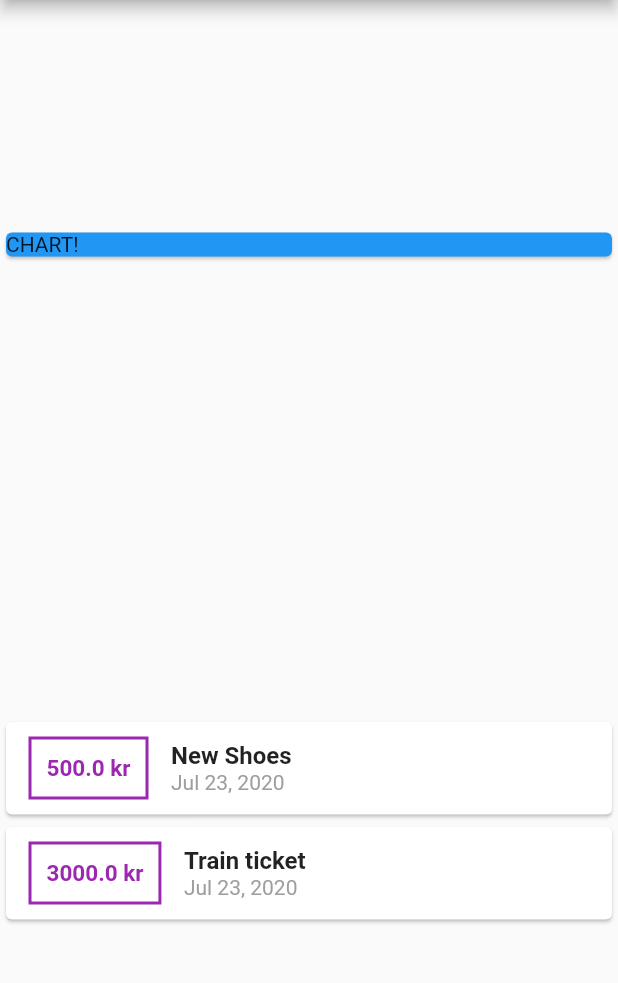
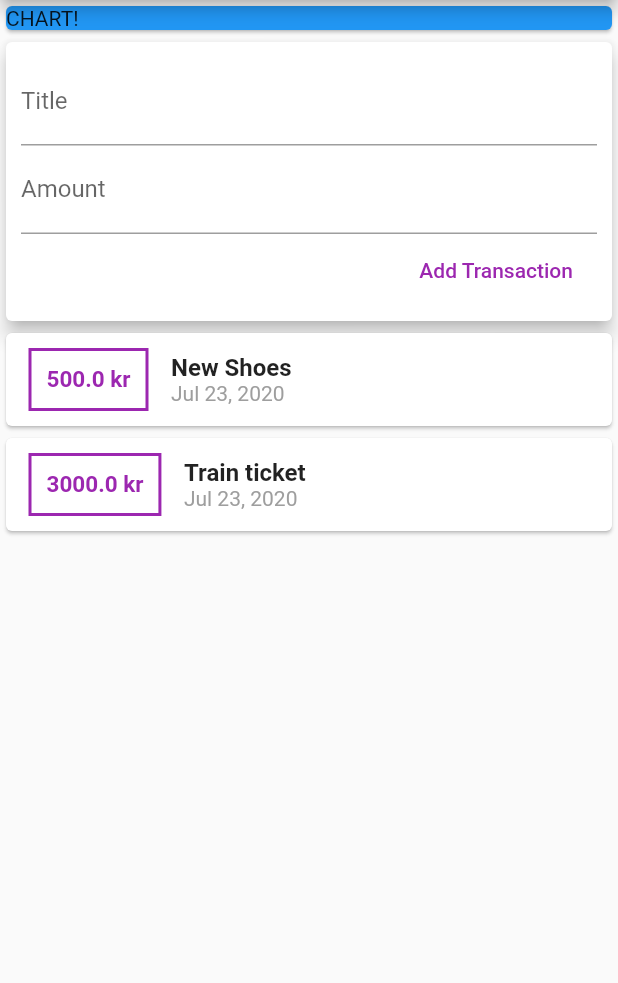
Before and after one commit to emtalen/expense_planner, a Flutter app: the screen it shows after launch, on a phone screen of 412 x 824 dp, the part 84-1067 px from its top. Run offline on Flutter 3.47's test engine with Material 2 defaults, Android fonts, the phone set to English and light mode, and no system bars.

Commit message:
dividing the main file into several widgets to be able to manage state easier

```diff
--- a/lib/main.dart
+++ b/lib/main.dart
@@ -1,6 +1,5 @@
+import 'package:expense_planner/widgets/user_transactions.dart';
 import 'package:flutter/material.dart';
-import './transation.dart';
-import 'package:intl/intl.dart';
 
 void main() => runApp(MyApp());
 
@@ -15,21 +14,6 @@ class MyApp extends StatelessWidget {
 }
 
 class MyHomePage extends StatelessWidget {
-  final List<Transaction> transactions = [
-    Transaction(
-      id: '1',
-      title: 'New Shoes',
-      amount: 500,
-      date: DateTime.now(),
-    ),
-    Transaction(
-      id: '2',
-      title: 'Train ticket',
-      amount: 3000,
-      date: DateTime.now(),
-    ),
-  ];
-
   @override
   Widget build(BuildContext context) {
     return Scaffold(
@@ -37,7 +21,6 @@ class MyHomePage extends StatelessWidget {
         title: Text('Expense Planner'),
       ),
       body: Column(
-        mainAxisAlignment: MainAxisAlignment.spaceAround,
         crossAxisAlignment: CrossAxisAlignment.stretch,
         children: [
           Container(
@@ -47,53 +30,7 @@ class MyHomePage extends StatelessWidget {
               child: Container(width: 100, child: Text('CHART!')),
             ),
           ),
-          Column(
-            children: transactions.map(
-              (trans) {
-                return Card(
-                  child: Row(
-                    children: [
-                      Container(
-                        margin: EdgeInsets.symmetric(
-                          vertical: 10,
-                          horizontal: 15,
-                        ),
-                        decoration: BoxDecoration(
-                          border: Border.all(
-                            color: Colors.purple,
-                            width: 2,
-                          ),
-                        ),
-                        padding: EdgeInsets.all(10),
-                        child: Text(
-                          '${trans.amount} kr',
-                          style: TextStyle(
-                            fontWeight: FontWeight.bold,
-                            fontSize: 15,
-                            color: Colors.purple,
-                          ),
-                        ),
-                      ),
-                      Column(
-                        crossAxisAlignment: CrossAxisAlignment.start,
-                        children: [
-                          Text(
-                            trans.title,
-                            style: TextStyle(
-                                fontSize: 16, fontWeight: FontWeight.bold),
-                          ),
-                          Text(
-                            DateFormat.yMMMd().format(trans.date),
-                            style: TextStyle(color: Colors.grey),
-                          )
-                        ],
-                      ),
-                    ],
-                  ),
-                );
-              },
-            ).toList(),
-          ),
+          UserTransactions(),
         ],
       ),
     );
--- /dev/null
+++ b/lib/widgets/new_transaction.dart
@@ -0,0 +1,39 @@
+import 'package:flutter/material.dart';
+
+class NewTransaction extends StatelessWidget {
+  final Function addTrans;
+  final titleController = TextEditingController();
+  final amountController = TextEditingController();
+
+  NewTransaction(this.addTrans);
+
+  @override
+  Widget build(BuildContext context) {
+    return Card(
+      elevation: 5,
+      child: Container(
+        padding: EdgeInsets.all(10),
+        child: Column(
+          crossAxisAlignment: CrossAxisAlignment.end,
+          children: [
+            TextField(
+              decoration: InputDecoration(labelText: 'Title'),
+              controller: titleController,
+            ),
+            TextField(
+              decoration: InputDecoration(labelText: 'Amount'),
+              controller: amountController,
+            ),
+            FlatButton(
+              onPressed: () {
+                addTrans(titleController.text, double.parse(amountController.text));
+              },
+              child: Text('Add Transaction'),
+              textColor: Colors.purple,
+            )
+          ],
+        ),
+      ),
+    );
+  }
+}
--- /dev/null
+++ b/lib/widgets/transaction_list.dart
@@ -0,0 +1,59 @@
+import 'package:expense_planner/models/transation.dart';
+import 'package:flutter/material.dart';
+import 'package:intl/intl.dart';
+
+class TransactionList extends StatelessWidget {
+  final List<Transaction> transactions;
+  TransactionList(this.transactions);
+
+  @override
+  Widget build(BuildContext context) {
+    return Column(
+      children: transactions.map(
+        (trans) {
+          return Card(
+            child: Row(
+              children: [
+                Container(
+                  margin: EdgeInsets.symmetric(
+                    vertical: 10,
+                    horizontal: 15,
+                  ),
+                  decoration: BoxDecoration(
+                    border: Border.all(
+                      color: Colors.purple,
+                      width: 2,
+                    ),
+                  ),
+                  padding: EdgeInsets.all(10),
+                  child: Text(
+                    '${trans.amount} kr',
+                    style: TextStyle(
+                      fontWeight: FontWeight.bold,
+                      fontSize: 15,
+                      color: Colors.purple,
+                    ),
+                  ),
+                ),
+                Column(
+                  crossAxisAlignment: CrossAxisAlignment.start,
+                  children: [
+                    Text(
+                      trans.title,
+                      style:
+                          TextStyle(fontSize: 16, fontWeight: FontWeight.bold),
+                    ),
+                    Text(
+                      DateFormat.yMMMd().format(trans.date),
+                      style: TextStyle(color: Colors.grey),
+                    )
+                  ],
+                ),
+              ],
+            ),
+          );
+        },
+      ).toList(),
+    );
+  }
+}
--- /dev/null
+++ b/lib/widgets/user_transactions.dart
@@ -0,0 +1,48 @@
+import 'package:flutter/material.dart';
+import './transaction_list.dart';
+import './new_transaction.dart';
+import '../models/transation.dart';
+
+class UserTransactions extends StatefulWidget {
+  @override
+  _UserTransactionsState createState() => _UserTransactionsState();
+}
+
+class _UserTransactionsState extends State<UserTransactions> {
+  final List<Transaction> _userTransactions = [
+    Transaction(
+      id: '1',
+      title: 'New Shoes',
+      amount: 500,
+      date: DateTime.now(),
+    ),
+    Transaction(
+      id: '2',
+      title: 'Train ticket',
+      amount: 3000,
+      date: DateTime.now(),
+    ),
+  ];
+
+  void _addNewTransaction(String title, double amount) {
+    final newTrans = Transaction(
+        title: title,
+        amount: amount,
+        date: DateTime.now(),
+        id: DateTime.now().toString());
+
+    setState(() {
+      _userTransactions.add(newTrans);
+    });
+  }
+
+  @override
+  Widget build(BuildContext context) {
+    return Column(
+      children: [
+        NewTransaction(_addNewTransaction),
+        TransactionList(_userTransactions),
+      ],
+    );
+  }
+}
```
Also changed, not shown: lib/models/transation.dart (renamed from lib/transation.dart).
